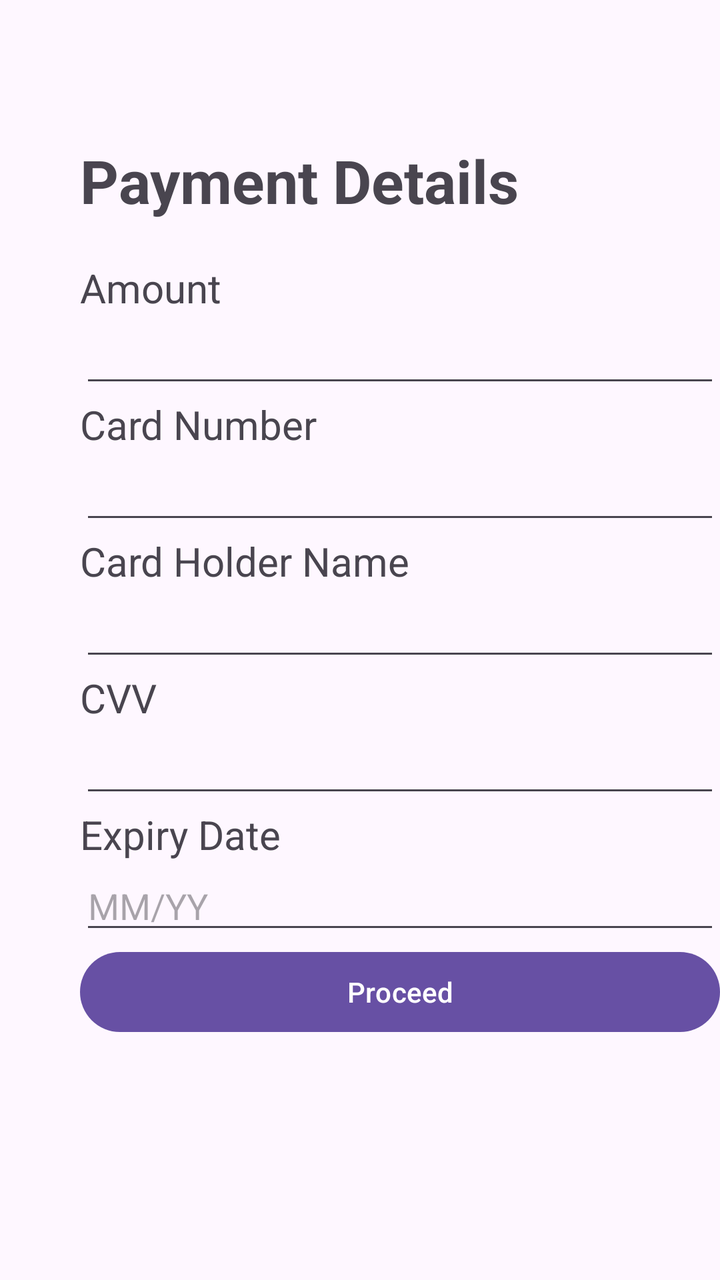
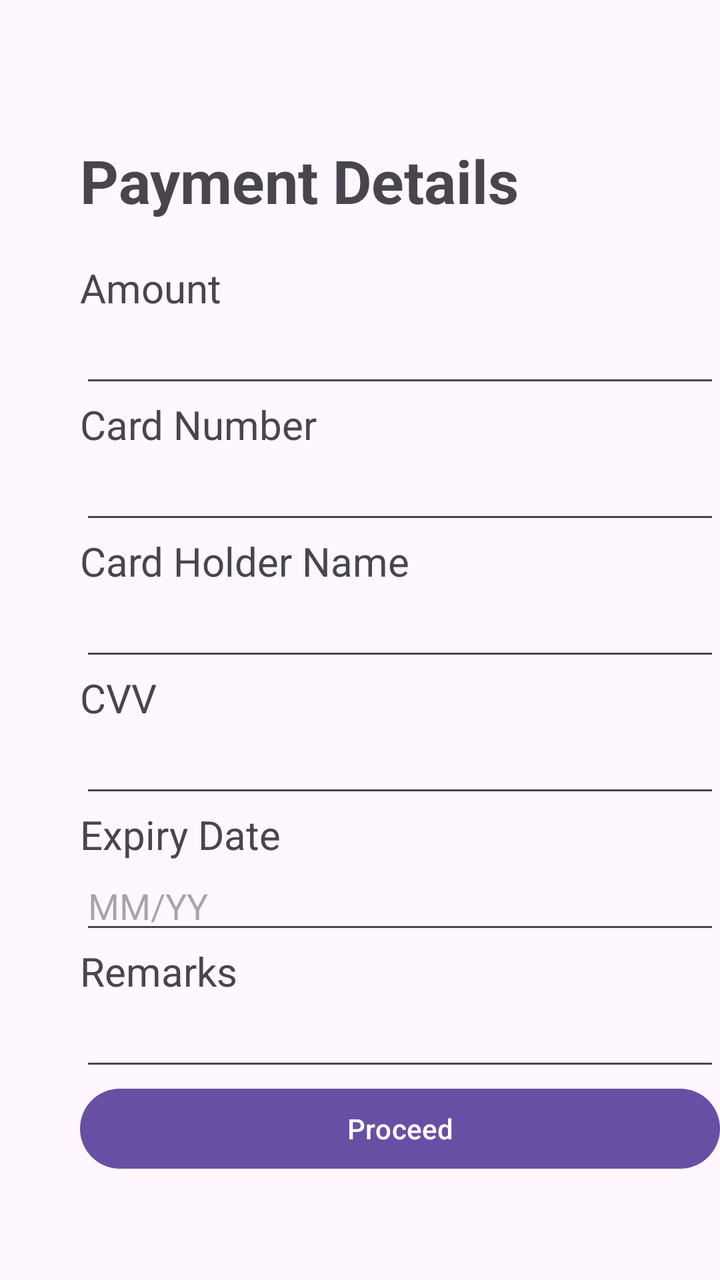

Compare the two renders of this Android layout. The source of the first and the diff that turns it into the second are given below.
<!-- AndroidManifest.xml: application theme Theme.MyFirstApplication -->
<!-- res/layout/fragment_payment_form.xml -->
<?xml version="1.0" encoding="utf-8"?>
<ScrollView
    xmlns:android="http://schemas.android.com/apk/res/android"
    xmlns:tools="http://schemas.android.com/tools"
    android:layout_width="match_parent"
    android:layout_height="match_parent"
    android:fillViewport="true"
    >
<LinearLayout



    android:id="@+id/main"
    android:layout_width="match_parent"
    android:layout_height="match_parent"
    android:orientation="vertical"
    android:gravity="center_horizontal"
    android:padding="20dp"
    android:layout_marginLeft="20dp"
    android:layout_marginRight="20dp"
    tools:context=".PaymentFormFragment">




    <TextView
        android:id="@+id/textView"
        android:layout_width="match_parent"
        android:layout_height="wrap_content"
        android:layout_gravity="center"
        android:layout_marginTop="50dp"
        android:layout_marginBottom="20dp"
        android:text="Payment Details"
        android:textSize="30dp"
        android:textStyle="bold"
        />

    

    <TextView
        android:layout_width="match_parent"
        android:layout_height="wrap_content"
        android:text="Amount"
        android:textSize="20sp"

        />

    <EditText
        android:id="@+id/etAmount"
        android:layout_width="match_parent"
        android:layout_height="wrap_content"
        android:inputType="number"

        android:maxLength="16"

        />

    

    <TextView
        android:layout_width="match_parent"
        android:layout_height="wrap_content"
        android:text="Card Number"
        android:textSize="20sp"

        />
    <EditText
        android:id="@+id/etCardNumber"
        android:layout_width="match_parent"
        android:layout_height="wrap_content"
        android:inputType="number"
        android:maxLength="16"

        />

    
    <TextView
        android:layout_width="match_parent"
        android:layout_height="wrap_content"
        android:text="Card Holder Name"
        android:textSize="20sp"
        />
    <EditText
        android:id="@+id/etCardHolderName"
        android:layout_width="match_parent"
        android:layout_height="wrap_content"

        />

    
    <TextView
        android:layout_width="match_parent"
        android:layout_height="wrap_content"
        android:text="CVV"
        android:textSize="20sp"

        />

    <EditText
        android:id="@+id/etCvv"
        android:layout_width="match_parent"
        android:layout_height="wrap_content"
        android:inputType="number"
        android:maxLength="3"



        />



    

    <TextView
        android:layout_width="match_parent"
        android:layout_height="wrap_content"
        android:text="Expiry Date"
        android:textSize="20sp"

        />

    <EditText
        android:id="@+id/etExpiryDate"
        android:layout_width="match_parent"
        android:layout_height="wrap_content"
        android:digits="0123456789"
        android:hint="MM/YY"
        android:inputType="datetime"
        android:maxLength="5"


        />



    <Button
        android:id="@+id/btnProceed"
        android:layout_width="match_parent"
        android:layout_height="wrap_content"
        android:text="Proceed"
        />






</LinearLayout>
    </ScrollView>
<!-- resources referenced by this layout -->
<resources>
  <style name="Theme.MyFirstApplication" parent="Base.Theme.MyFirstApplication" />
  <style name="Base.Theme.MyFirstApplication" parent="Theme.Material3.DayNight.NoActionBar">
          
          
      </style>
</resources>

<!-- the commit's change to res/layout/fragment_payment_form.xml (unified diff, before → after) -->
@@ -131,6 +131,24 @@
 
         />
 
+    <TextView
+        android:layout_width="match_parent"
+        android:layout_height="wrap_content"
+        android:text="Remarks"
+        android:textSize="20sp"
+
+        />
+
+    <EditText
+        android:id="@+id/etRemarks"
+        android:layout_width="match_parent"
+        android:layout_height="wrap_content"
+        android:inputType="text"
+
+
+
+        />
+
 
 
     <Button
